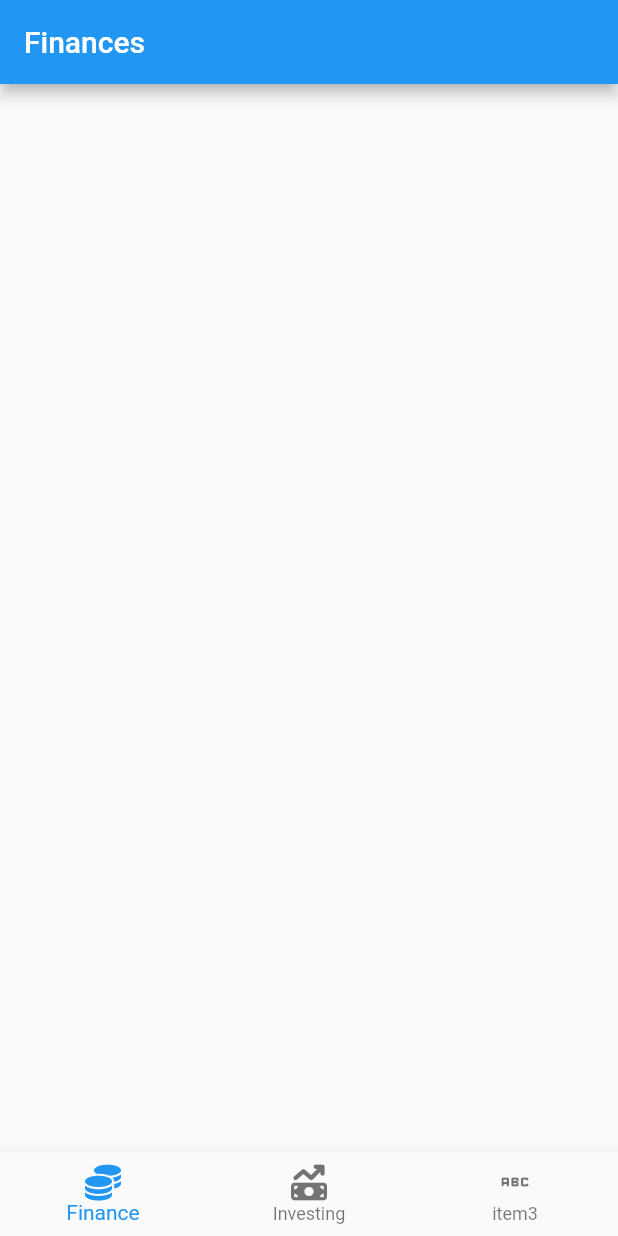
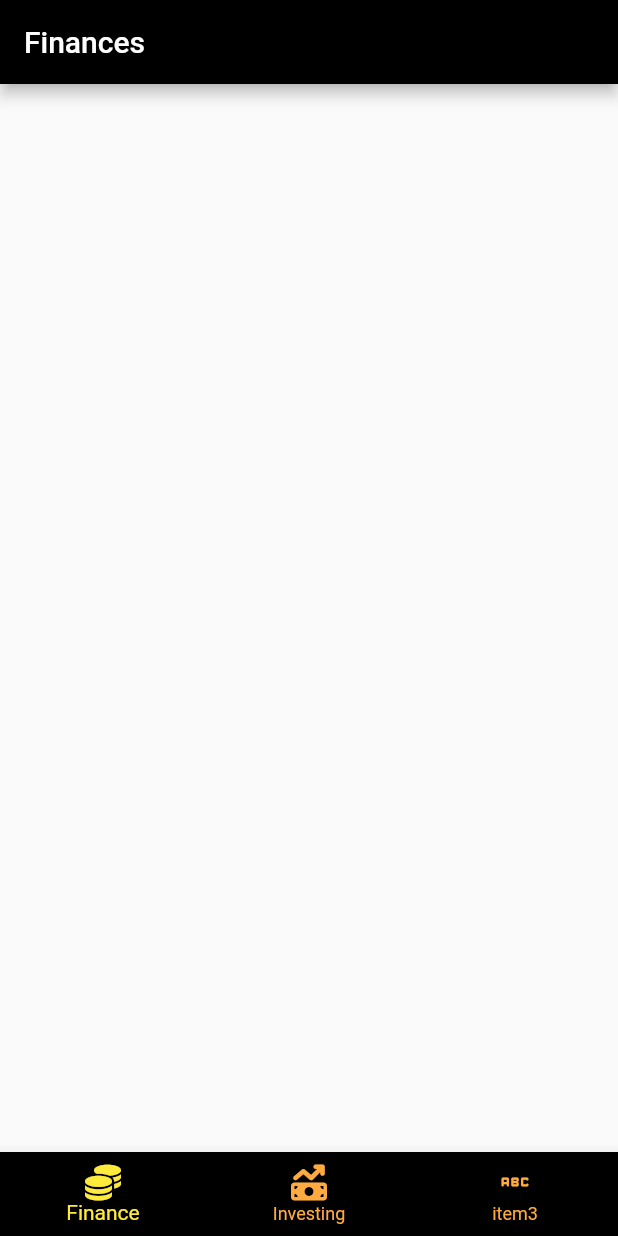
Before and after one commit to MaxMcRolly/gimme-the-loot, a Flutter app: the screen it shows after launch, on a phone screen of 412 x 824 dp. Run offline on Flutter 3.47's test engine with Material 2 defaults, Android fonts, the phone set to English and light mode, and no system bars; our stand-ins replace bloc, equatable, flutter_bloc, font_awesome_flutter.

Commit message:
Applied themesation from theme file

```diff
--- a/gimme_the_loot/lib/main.dart
+++ b/gimme_the_loot/lib/main.dart
@@ -37,6 +37,6 @@ class GimmeTheLootApp extends StatefulWidget {
 class _GimmeTheLootAppState extends State<GimmeTheLootApp> {
   @override
   Widget build(BuildContext context) {
-    return MaterialApp(home: HomeScreen());
+    return MaterialApp(theme: getTheme(), home: HomeScreen());
   }
 }
```
